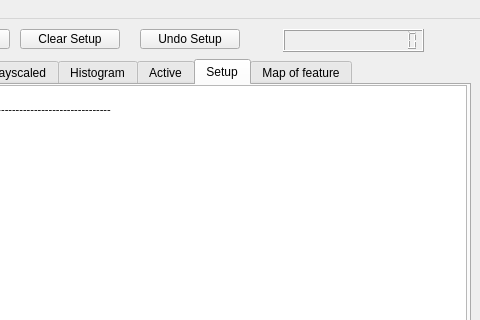
Before: the Qt Designer form mainwindow.ui in lukassos/bc_duhovka, drawn with Qt 5; both pictures show x 260 to 740 and y 0 to 320 of the 740 by 520 pixel window.
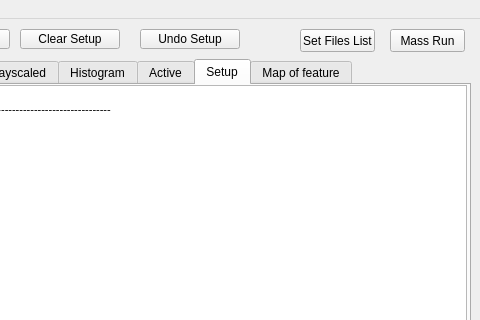
After: the same form once the commit is applied. The open tabs and pages were chosen to show the change.

Commit message: begin for mass run setup

```diff
--- a/mainwindow.ui
+++ b/mainwindow.ui
@@ -43,25 +43,6 @@
      <string>Run Setup</string>
     </property>
    </widget>
-   <widget class="QLCDNumber" name="actualTime">
-    <property name="geometry">
-     <rect>
-      <x>543</x>
-      <y>10</y>
-      <width>141</width>
-      <height>23</height>
-     </rect>
-    </property>
-    <property name="smallDecimalPoint">
-     <bool>false</bool>
-    </property>
-    <property name="numDigits">
-     <number>14</number>
-    </property>
-    <property name="intValue" stdset="0">
-     <number>0</number>
-    </property>
-   </widget>
    <widget class="QTabWidget" name="tabWidget">
     <property name="geometry">
      <rect>
@@ -2089,6 +2070,32 @@
      <string>Undo Setup</string>
     </property>
    </widget>
+   <widget class="QPushButton" name="pushButton_massRun">
+    <property name="geometry">
+     <rect>
+      <x>650</x>
+      <y>10</y>
+      <width>75</width>
+      <height>23</height>
+     </rect>
+    </property>
+    <property name="text">
+     <string>Mass Run</string>
+    </property>
+   </widget>
+   <widget class="QPushButton" name="pushButton_setFilesList">
+    <property name="geometry">
+     <rect>
+      <x>560</x>
+      <y>10</y>
+      <width>75</width>
+      <height>23</height>
+     </rect>
+    </property>
+    <property name="text">
+     <string>Set Files List</string>
+    </property>
+   </widget>
   </widget>
   <widget class="QMenuBar" name="menuBar">
    <property name="geometry">
```
Left out of the diff: 2 changed lines with no effect on the pictures. The commit also changes 1 other file.
